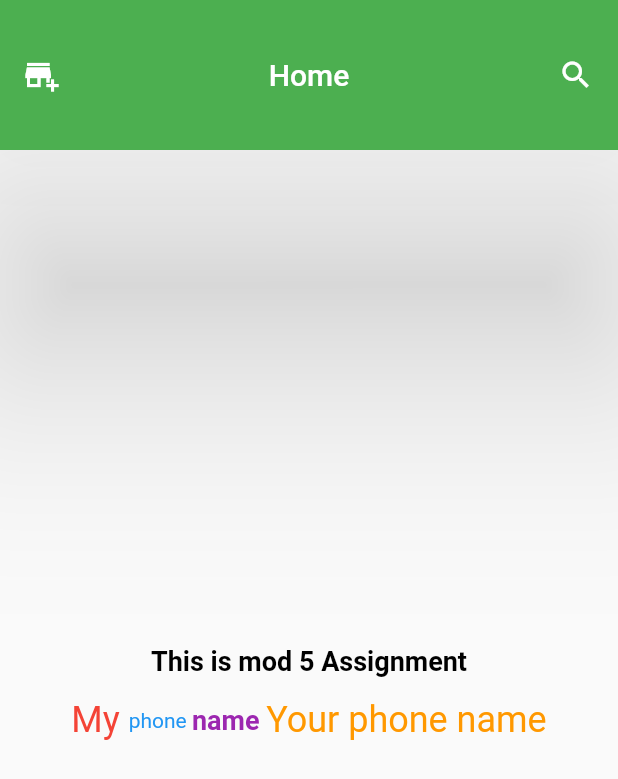
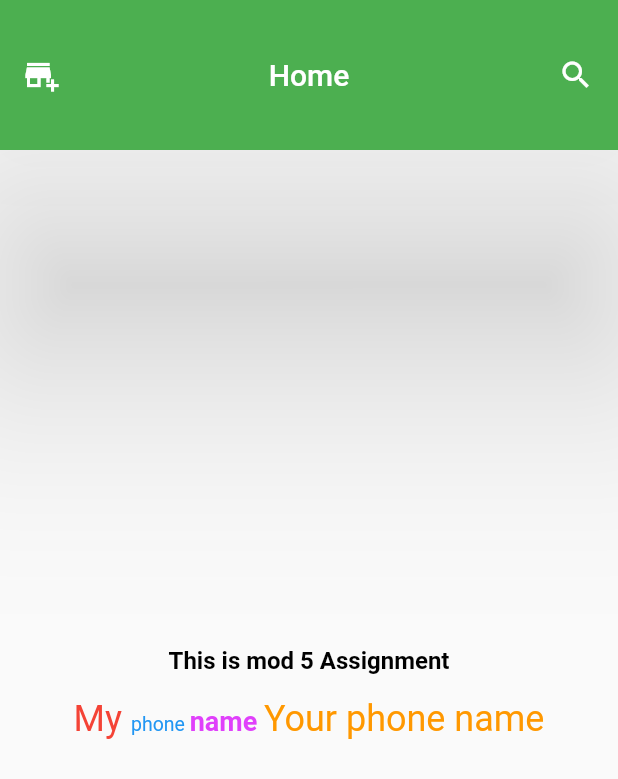
Before and after one commit to ferdoush10/flutter_ostad_assignment, a Flutter app: the screen it shows after launch, on a phone screen of 412 x 824 dp. Shown: the top 779 px of the screen. Run offline on Flutter 3.47's test engine with Material 2 defaults, Android fonts, the phone set to English and light mode, and no system bars.

Commit message:
assignment is completed of module-5

```diff
--- a/lib/main.dart
+++ b/lib/main.dart
@@ -4,8 +4,6 @@ import 'package:module5/my_text.dart';
 void main() {
   runApp(const MyApp());
 }
-
-//Bangladesh is special thaks to alo k
 class MyApp extends StatefulWidget {
   const MyApp({super.key});
 
@@ -33,23 +31,24 @@ class _MyAppState extends State<MyApp> {
         ),
         body: const Column(
           mainAxisAlignment: MainAxisAlignment.center,
-
           children: [
             Center(
               child: MyText(
                   color: Colors.black,
-                  fontSize: 18,
+                  fontSize: 16,
                   text: "This is mod 5 Assignment",
                   fontWeight: FontWeight.bold),
             ),
             SizedBox(height: 15),
             Row(
               mainAxisAlignment: MainAxisAlignment.center,
+              crossAxisAlignment: CrossAxisAlignment.baseline,
+              textBaseline: TextBaseline.alphabetic,
               children: [
                 MyText(color: Colors.red, fontSize: 24, text: "My "),
-                MyText(color: Colors.blue, fontSize: 14, text: "phone "),
+                MyText(color: Colors.blue, fontSize: 13, text: "phone "),
                 MyText(
-                  color: Colors.purple,
+                  color: Colors.purpleAccent,
                   fontSize: 18,
                   text: "name ",
                   fontWeight: FontWeight.bold,
```
Also changed, not shown: lib/app_bar.dart (deleted, +0 -22 lines).
